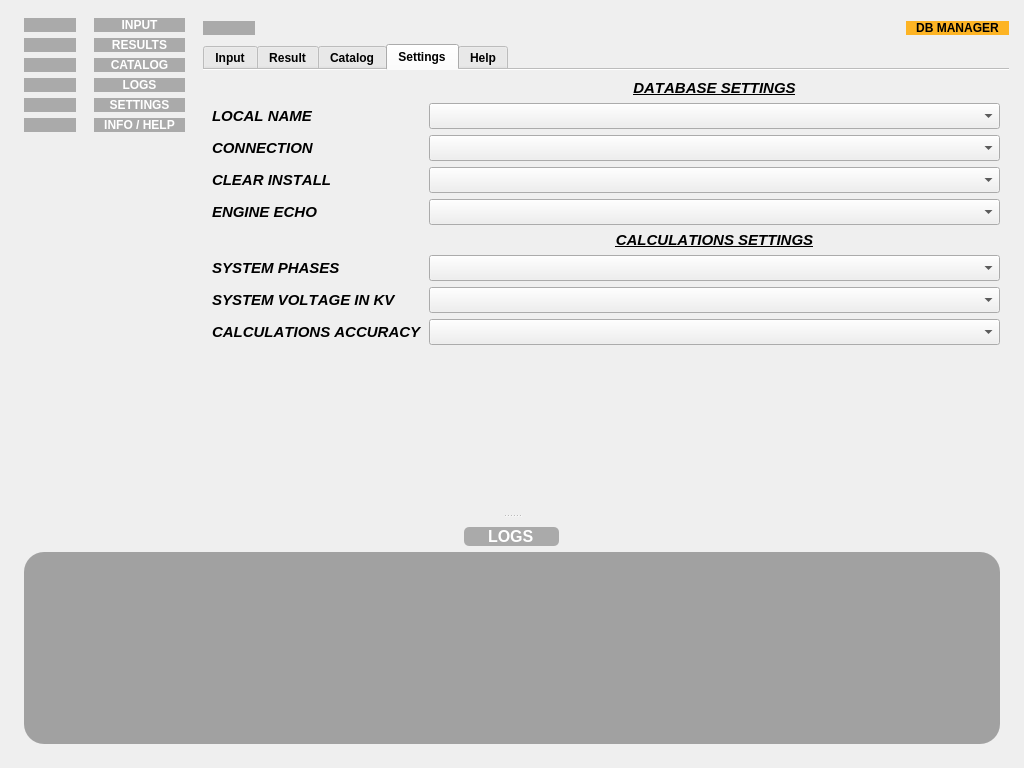
Qt form shortcircuitcalc/gui/main_window.ui (MrHerrington/Short-Circuit-Calculation) before a commit.
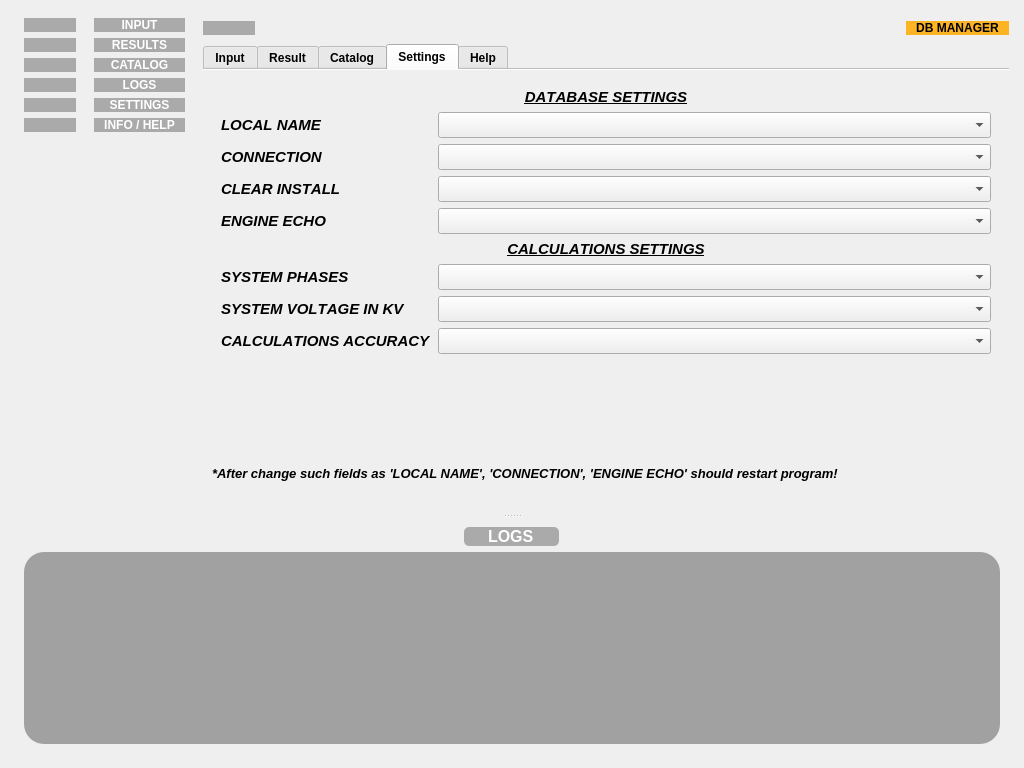
The same form after that commit. The open tabs and pages were chosen to show the change. Icons and pictures are not drawn. Custom widgets are drawn as their Qt base class.

Commit message: Optimization / bug fixes. Fixed update method (uncorrect update old source values on new source values if data already in new source values). Optimization db access, added reload program feature when engine params changed (realized switch between SQLite and MySQL). Minor fixes.

Diff of the .ui file:
```diff
--- a/shortcircuitcalc/gui/main_window.ui
+++ b/shortcircuitcalc/gui/main_window.ui
@@ -1109,28 +1109,16 @@
               <attribute name="title">
                <string>Settings</string>
               </attribute>
+              <layout class="QVBoxLayout" name="verticalLayout_3">
+               <item>
+                <widget class="QWidget" name="widget" native="true">
+                 <property name="sizePolicy">
+                  <sizepolicy hsizetype="Preferred" vsizetype="Preferred">
+                   <horstretch>0</horstretch>
+                   <verstretch>0</verstretch>
+                  </sizepolicy>
+                 </property>
               <layout class="QFormLayout" name="formLayout">
-               <item row="0" column="1">
-                <widget class="QLabel" name="settingsTitle">
-                 <property name="font">
-                  <font>
-                   <pointsize>11</pointsize>
-                   <weight>75</weight>
-                   <italic>true</italic>
-                   <bold>true</bold>
-                   <underline>true</underline>
-                   <strikeout>false</strikeout>
-                   <kerning>false</kerning>
-                  </font>
-                 </property>
-                 <property name="text">
-                  <string>DATABASE SETTINGS</string>
-                 </property>
-                 <property name="alignment">
-                  <set>Qt::AlignCenter</set>
-                 </property>
-                </widget>
-               </item>
                <item row="1" column="0">
                 <widget class="QLabel" name="settingsLabel">
                  <property name="font">
@@ -1269,27 +1257,6 @@
                  </property>
                 </widget>
                </item>
-               <item row="5" column="1">
-                <widget class="QLabel" name="settingsTitle2">
-                 <property name="font">
-                  <font>
-                   <pointsize>11</pointsize>
-                   <weight>75</weight>
-                   <italic>true</italic>
-                   <bold>true</bold>
-                   <underline>true</underline>
-                   <strikeout>false</strikeout>
-                   <kerning>false</kerning>
-                  </font>
-                 </property>
-                 <property name="text">
-                  <string>CALCULATIONS SETTINGS</string>
-                 </property>
-                 <property name="alignment">
-                  <set>Qt::AlignCenter</set>
-                 </property>
-                </widget>
-               </item>
                <item row="6" column="0">
                 <widget class="QLabel" name="settingsLabel5">
                  <property name="font">
@@ -1389,6 +1356,75 @@
                  </property>
                 </widget>
                </item>
+                  <item row="5" column="0" colspan="2">
+                   <widget class="QLabel" name="settingsTitle2">
+                    <property name="font">
+                     <font>
+                      <pointsize>11</pointsize>
+                      <weight>75</weight>
+                      <italic>true</italic>
+                      <bold>true</bold>
+                      <underline>true</underline>
+                      <strikeout>false</strikeout>
+                      <kerning>false</kerning>
+                     </font>
+                    </property>
+                    <property name="text">
+                     <string>CALCULATIONS SETTINGS</string>
+                    </property>
+                    <property name="alignment">
+                     <set>Qt::AlignCenter</set>
+                    </property>
+                   </widget>
+                  </item>
+                  <item row="0" column="0" colspan="2">
+                   <widget class="QLabel" name="settingsTitle">
+                    <property name="font">
+                     <font>
+                      <pointsize>11</pointsize>
+                      <weight>75</weight>
+                      <italic>true</italic>
+                      <bold>true</bold>
+                      <underline>true</underline>
+                      <strikeout>false</strikeout>
+                      <kerning>false</kerning>
+                     </font>
+                    </property>
+                    <property name="text">
+                     <string>DATABASE SETTINGS</string>
+                    </property>
+                    <property name="alignment">
+                     <set>Qt::AlignCenter</set>
+                    </property>
+                   </widget>
+                  </item>
+                 </layout>
+                </widget>
+               </item>
+               <item>
+                <widget class="QLabel" name="infoSettingsLabel">
+                 <property name="sizePolicy">
+                  <sizepolicy hsizetype="Preferred" vsizetype="Maximum">
+                   <horstretch>0</horstretch>
+                   <verstretch>0</verstretch>
+                  </sizepolicy>
+                 </property>
+                 <property name="font">
+                  <font>
+                   <pointsize>10</pointsize>
+                   <weight>75</weight>
+                   <italic>true</italic>
+                   <bold>true</bold>
+                  </font>
+                 </property>
+                 <property name="text">
+                  <string>*After change such fields as 'LOCAL NAME', 'CONNECTION', 'ENGINE ECHO' should restart program!</string>
+                 </property>
+                 <property name="wordWrap">
+                  <bool>true</bool>
+                 </property>
+                </widget>
+               </item>
               </layout>
              </widget>
              <widget class="QWidget" name="helpTab">
```
Left out of the diff: 9 changed lines with no effect on the pictures. Lines whose indentation alone changed are shown as unchanged. The commit also changes 13 other files.
